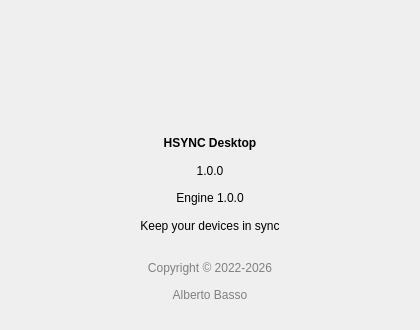
Old version of the form hsync_desktop/ui/splash_screen.ui in the repository albertsdk/hsync-desktop.
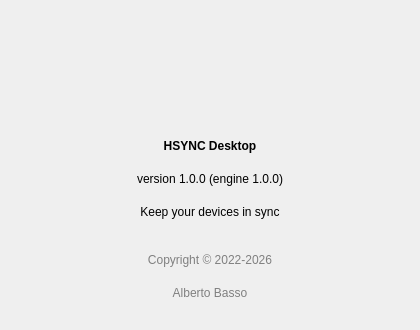
New version of the form.

Commit message:
refactor(ui): show the app and engine versions on one line
The splash / About renders "version <app> (engine <engine>)" in a single label; the separate engine-version label is gone.

```diff
--- a/hsync_desktop/ui/splash_screen.ui
+++ b/hsync_desktop/ui/splash_screen.ui
@@ -85,17 +85,7 @@
    <item>
     <widget class="QLabel" name="lblVersion">
      <property name="text">
-      <string>1.0.0</string>
-     </property>
-     <property name="alignment">
-      <set>Qt::AlignmentFlag::AlignCenter</set>
-     </property>
-    </widget>
-   </item>
-   <item>
-    <widget class="QLabel" name="lblEngineVersion">
-     <property name="text">
-      <string>Engine 1.0.0</string>
+      <string>version 1.0.0 (engine 1.0.0)</string>
      </property>
      <property name="alignment">
       <set>Qt::AlignmentFlag::AlignCenter</set>
```
The commit also changes 16 other files.
